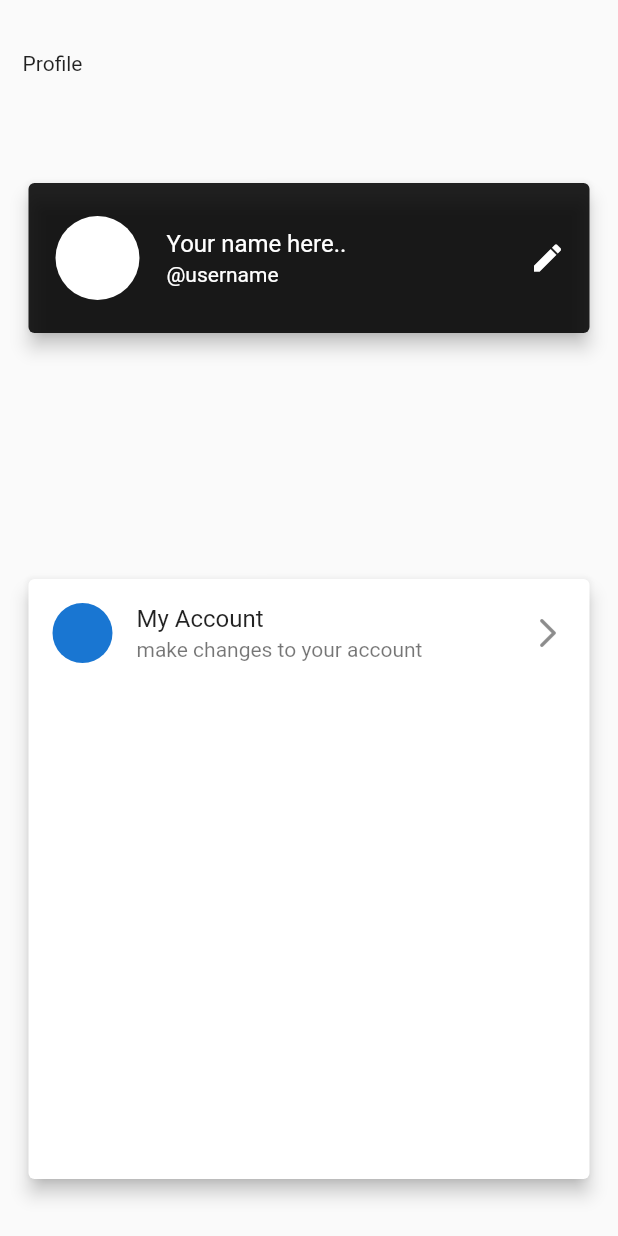
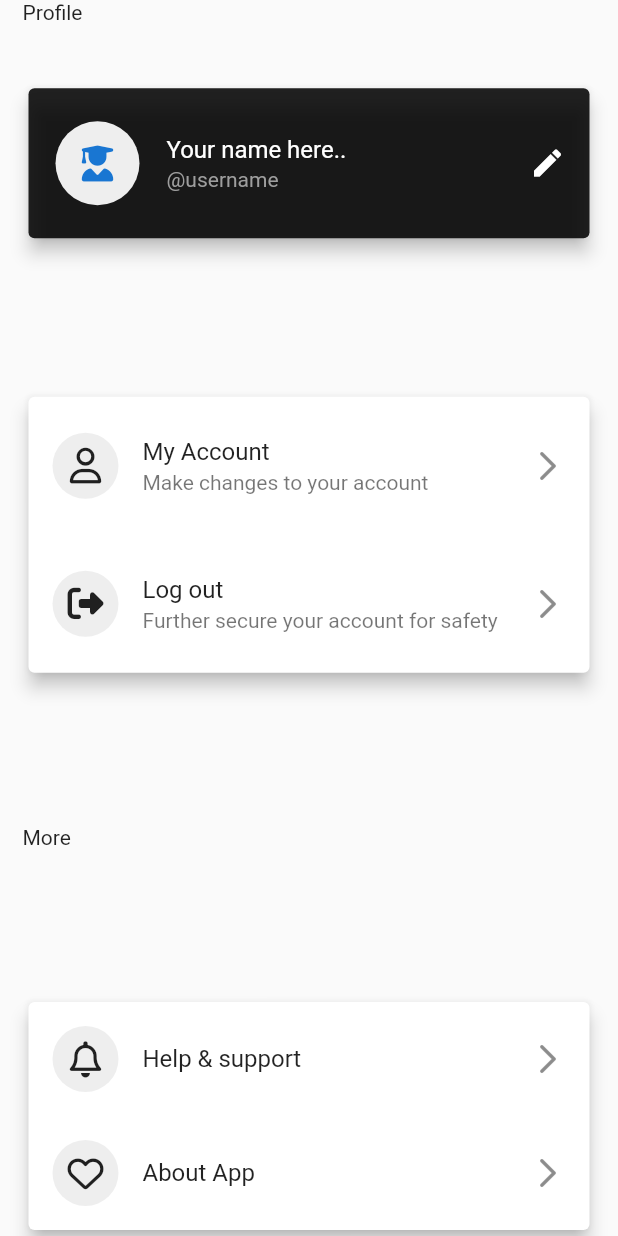
Before and after one commit to najmulmyself/Bio-Maker, a Flutter app: the Profile screen opened by its route, on a phone screen of 412 x 824 dp. Run offline on Flutter 3.47's test engine with Material 2 defaults, Android fonts, the phone set to English and light mode, and no system bars; our stand-ins replace firebase_auth, firebase_core, font_awesome_flutter, google_sign_in; accounts and stored records are empty.

Commit message:
added profile page , need to change fonts

```diff
--- /dev/null
+++ b/lib/component/custom_inkWell.dart
@@ -0,0 +1,30 @@
+import 'package:flutter/material.dart';
+
+class CustomInkWell extends StatelessWidget {
+  final title;
+  final subtitle;
+  final circleAvatarIcon;
+  CustomInkWell({this.circleAvatarIcon, this.subtitle, this.title});
+
+  @override
+  Widget build(BuildContext context) {
+    return InkWell(
+      splashColor: Colors.grey,
+      onTap: () {},
+      child: Padding(
+        padding: const EdgeInsets.symmetric(vertical: 10.0),
+        child: ListTile(
+          leading: CircleAvatar(
+            radius: 22,
+            backgroundColor: Colors.grey.shade200,
+            foregroundColor: Colors.black87,
+            child: circleAvatarIcon,
+          ),
+          title: Text(title),
+          subtitle: subtitle == '' ? null : Text(subtitle),
+          trailing: Icon(Icons.arrow_forward_ios_rounded),
+        ),
+      ),
+    );
+  }
+}
--- a/lib/pages/profile.dart
+++ b/lib/pages/profile.dart
@@ -1,6 +1,9 @@
 // ignore_for_file: prefer_const_constructors
 
 import 'package:flutter/material.dart';
+import 'package:font_awesome_flutter/font_awesome_flutter.dart';
+
+import '../component/custom_inkWell.dart';
 
 class Profile extends StatefulWidget {
   Profile({Key? key}) : super(key: key);
@@ -16,7 +19,7 @@ class _ProfileState extends State<Profile> {
       body: Padding(
         padding: const EdgeInsets.symmetric(horizontal: 15.0),
         child: Column(
-          mainAxisAlignment: MainAxisAlignment.spaceAround,
+          mainAxisAlignment: MainAxisAlignment.spaceBetween,
           crossAxisAlignment: CrossAxisAlignment.start,
           children: [
             Text('Profile'),
@@ -32,8 +35,9 @@ class _ProfileState extends State<Profile> {
                     child: Center(
                       child: ListTile(
                         leading: CircleAvatar(
-                          backgroundColor: Colors.white,
+                          backgroundColor: Colors.grey.shade200,
                           radius: 30,
+                          child: FaIcon(FontAwesomeIcons.userGraduate),
                         ),
                         title: Text(
                           'Your name here..',
@@ -41,7 +45,7 @@ class _ProfileState extends State<Profile> {
                         ),
                         subtitle: Text(
                           '@username',
-                          style: TextStyle(color: Colors.white),
+                          style: TextStyle(color: Colors.grey),
                         ),
                         trailing: Icon(
                           Icons.edit,
@@ -57,20 +61,47 @@ class _ProfileState extends State<Profile> {
             Card(
               elevation: 5,
               child: SizedBox(
-                height: 400,
+                // height: 400,
                 child: Column(
                   // ignore: prefer_const_literals_to_create_immutables
                   children: [
-                    InkWell(
-                      splashColor: Colors.grey,
-                      onTap: () {},
-                      child: ListTile(
-                        leading: CircleAvatar(),
-                        title: Text('My Account'),
-                        subtitle: Text('make changes to your account'),
-                        trailing: Icon(Icons.arrow_forward_ios_rounded),
-                      ),
-                    )
+                    CustomInkWell(
+                      circleAvatarIcon: FaIcon(FontAwesomeIcons.user),
+                      title: 'My Account',
+                      subtitle: 'Make changes to your account',
+                    ),
+                    CustomInkWell(
+                      circleAvatarIcon:
+                          FaIcon(FontAwesomeIcons.rightFromBracket),
+                      title: 'Log out',
+                      subtitle: 'Further secure your account for safety',
+                    ),
+                  ],
+                ),
+              ),
+            ),
+            SizedBox(
+              height: 20,
+            ),
+            Text('More'),
+            SizedBox(
+              height: 20,
+            ),
+            Card(
+              elevation: 5,
+              child: SizedBox(
+                child: Column(
+                  children: [
+                    CustomInkWell(
+                      circleAvatarIcon: FaIcon(FontAwesomeIcons.bell),
+                      title: 'Help & support',
+                      subtitle: '',
+                    ),
+                    CustomInkWell(
+                      circleAvatarIcon: FaIcon(FontAwesomeIcons.heart),
+                      title: 'About App',
+                      subtitle: '',
+                    ),
                   ],
                 ),
               ),
```
